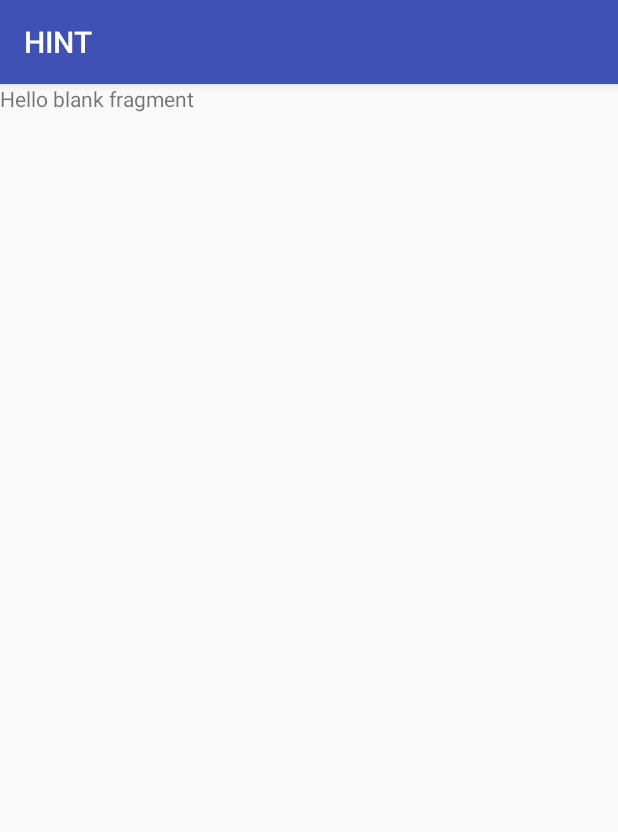
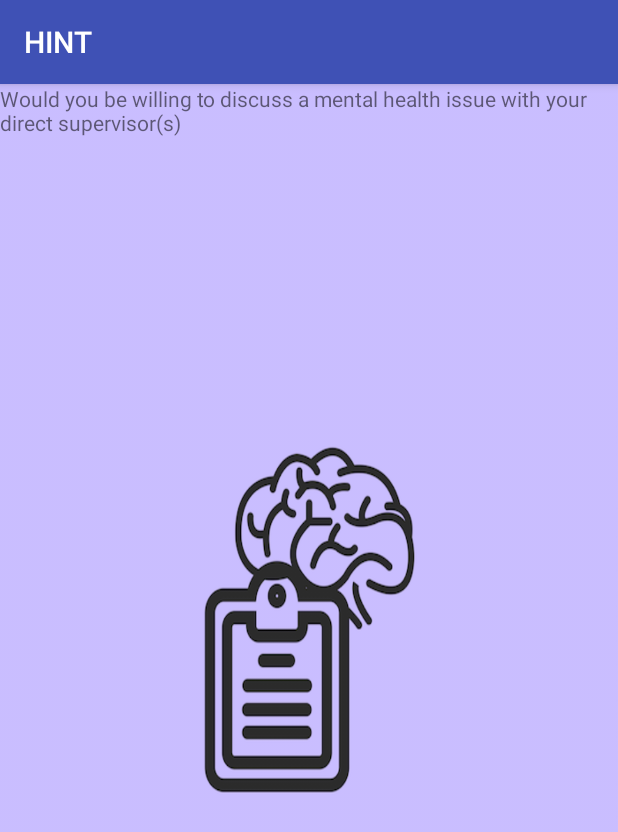
Before and after one commit to uddish/HINT, an Android app: the fragment Fragment14 shown on its own in the app's theme, on a phone screen of 412 x 824 dp. Shown: the top 832 px of the screen. Run offline under Robolectric (Android 15) with nearby library versions, the phone set to English and light mode, and no system bars.

```diff
--- a/app/src/main/java/com/example/uddishverma22/hint/MainActivity.java
+++ b/app/src/main/java/com/example/uddishverma22/hint/MainActivity.java
@@ -65,8 +65,8 @@ public class MainActivity extends AppCompatActivity
         viewPagerAdapter.AddFragments(new Fragment14());
         viewPagerAdapter.AddFragments(new Fragment15());
         viewPagerAdapter.AddFragments(new Fragment16());
-        viewPagerAdapter.AddFragments(new Fragment17());
-        viewPagerAdapter.AddFragments(new Fragment18());
+//        viewPagerAdapter.AddFragments(new Fragment17());
+//        viewPagerAdapter.AddFragments(new Fragment18());
         viewPager.setAdapter(viewPagerAdapter);
         TabLayout tabLayout = (TabLayout) findViewById(R.id.tab_layout);
         tabLayout.setupWithViewPager(viewPager);
--- a/app/src/main/res/layout/fragment_fragment12.xml
+++ b/app/src/main/res/layout/fragment_fragment12.xml
@@ -1,6 +1,7 @@
 <FrameLayout xmlns:android="http://schemas.android.com/apk/res/android"
     xmlns:tools="http://schemas.android.com/tools"
     android:layout_width="match_parent"
+    android:background="@drawable/mental_phy"
     android:layout_height="match_parent"
     tools:context="com.example.uddishverma22.hint.Fragments.Fragment12">
 
--- a/app/src/main/res/layout/fragment_fragment14.xml
+++ b/app/src/main/res/layout/fragment_fragment14.xml
@@ -2,12 +2,18 @@
     xmlns:tools="http://schemas.android.com/tools"
     android:layout_width="match_parent"
     android:layout_height="match_parent"
+    android:background="@drawable/discuss_mentalwith_boss"
     tools:context="com.example.uddishverma22.hint.Fragments.Fragment14">
 
-    <!-- TODO: Update blank fragment layout -->
-    <TextView
+    <RelativeLayout
         android:layout_width="match_parent"
-        android:layout_height="match_parent"
-        android:text="@string/hello_blank_fragment" />
+        android:layout_height="match_parent">
+
+        <TextView
+            android:layout_width="wrap_content"
+            android:layout_height="wrap_content"
+            android:text="Would you be willing to discuss a mental health issue with your direct supervisor(s)"/>
+
+    </RelativeLayout>
 
 </FrameLayout>
```
Also changed, not shown: app/src/main/res/layout/fragment_fragment13.xml (+10 -4 lines), app/src/main/res/layout/fragment_fragment15.xml (+10 -4 lines), app/src/main/res/layout/fragment_fragment16.xml (+10 -4 lines), app/src/main/res/drawable/interview.png (added), app/src/main/res/drawable/men_phy.png (added), app/src/main/res/drawable/mental_phy.png (added).
